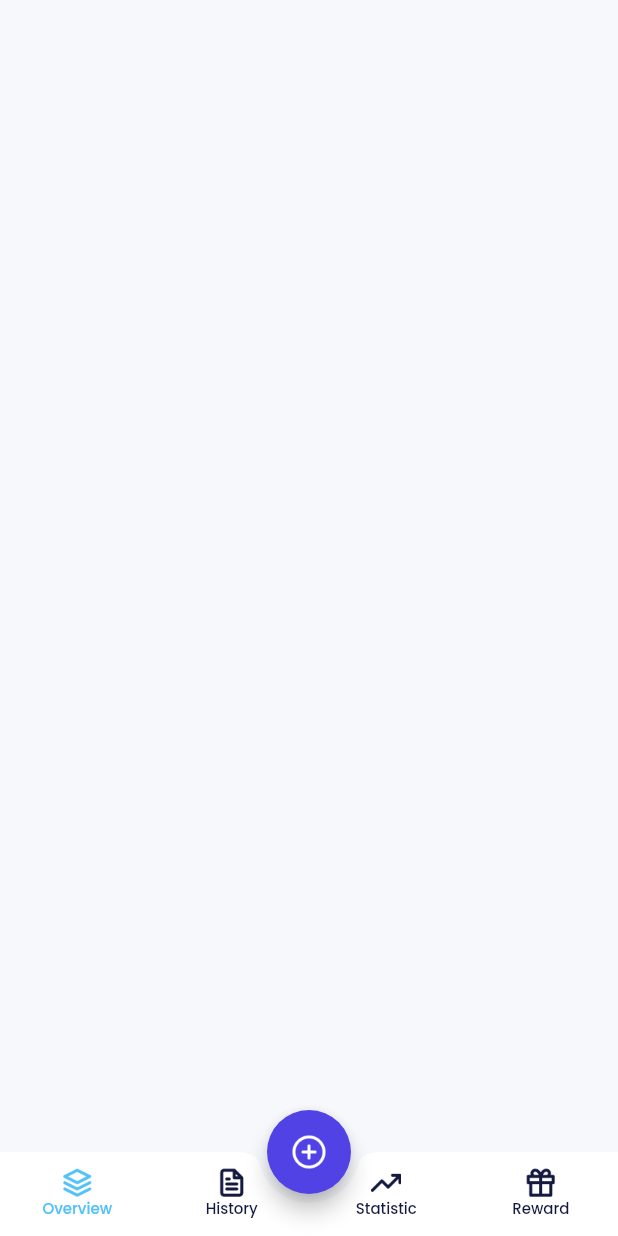
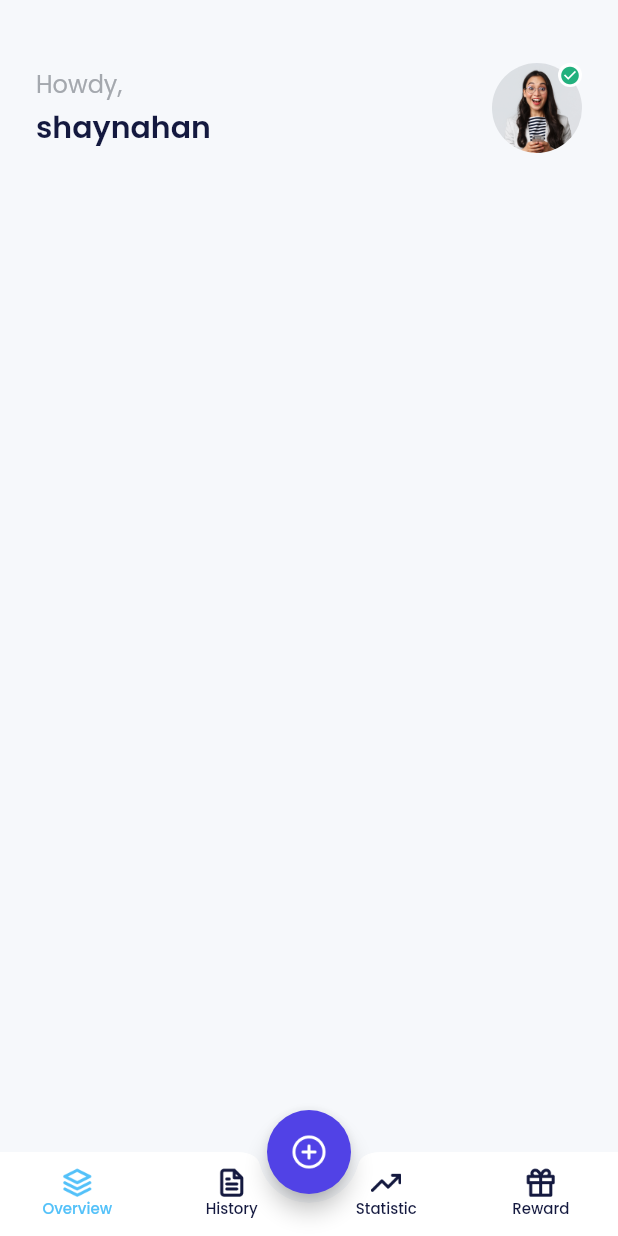
Before and after one commit to RianCahyadi08/Flutter-bank_sha, a Flutter app: the HomePage screen opened by its route, on a phone screen of 412 x 824 dp. Run offline on Flutter 3.47's test engine with Material 2 defaults, Android fonts, the phone set to English and light mode, and no system bars; our stand-ins replace carousel_slider, google_fonts; missing offline and left inert: dart:ffi.

Commit message:
Create widget buildProfile in homepage

```diff
--- a/lib/views/screens/homepage.dart
+++ b/lib/views/screens/homepage.dart
@@ -8,6 +8,10 @@ class HomePage extends StatelessWidget {
   Widget build(BuildContext context) {
     return Scaffold(
       backgroundColor: lightBackgroundColor,
+      body: ListView(
+        padding: EdgeInsets.symmetric(horizontal: 24),
+        children: [buildProfile()],
+      ),
       bottomNavigationBar: BottomAppBar(
         color: whiteColor,
         shape: CircularNotchedRectangle(),
@@ -69,4 +73,57 @@ class HomePage extends StatelessWidget {
       floatingActionButtonLocation: FloatingActionButtonLocation.centerDocked,
     );
   }
+
+  Widget buildProfile() {
+    return Container(
+      margin: EdgeInsets.only(top: 42),
+      child: Row(
+        mainAxisAlignment: MainAxisAlignment.spaceBetween,
+        children: [
+          Column(
+            crossAxisAlignment: CrossAxisAlignment.start,
+            children: [
+              Text(
+                'Howdy,',
+                style:
+                    grayTextStyle.copyWith(fontWeight: regular, fontSize: 16),
+              ),
+              SizedBox(
+                height: 2,
+              ),
+              Text(
+                'shaynahan',
+                style:
+                    blackTextStyle.copyWith(fontWeight: semiBold, fontSize: 20),
+              )
+            ],
+          ),
+          Container(
+            width: 60,
+            height: 60,
+            decoration: BoxDecoration(
+                shape: BoxShape.circle,
+                image: DecorationImage(
+                    image: AssetImage('assets/images/img_profile.png'))),
+            child: Align(
+              alignment: Alignment.topRight,
+              child: Container(
+                width: 16,
+                height: 16,
+                decoration:
+                    BoxDecoration(shape: BoxShape.circle, color: whiteColor),
+                child: Center(
+                  child: Icon(
+                    Icons.check_circle,
+                    color: greenColor,
+                    size: 14,
+                  ),
+                ),
+              ),
+            ),
+          )
+        ],
+      ),
+    );
+  }
 }
```
